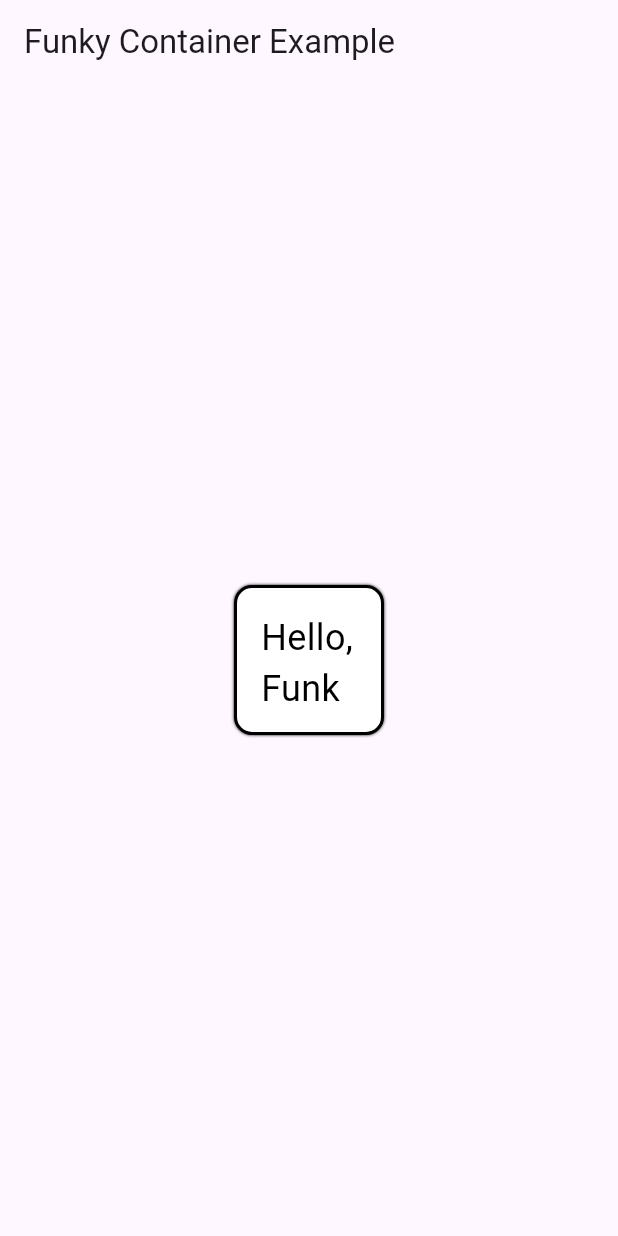
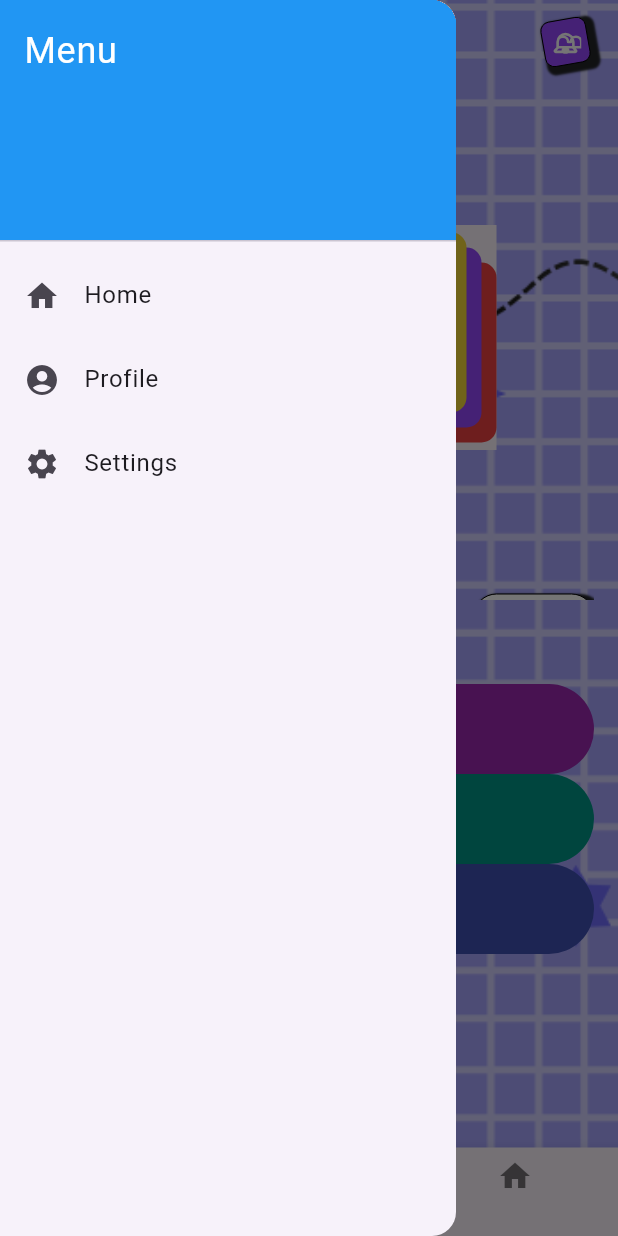
Before and after one commit to GittyHarsha/PianoBuddy, a Flutter app: the screen it shows after launch, with the side drawer open (before the commit the screen has no drawer), on a phone screen of 412 x 824 dp. Run offline on Flutter 3.47's test engine with Material 3 defaults, Android fonts, the phone set to English and light mode, and no system bars; our stand-ins replace flutter_svg; missing offline and left inert: dart:ffi.

Commit message:
add library and screen 1 basic implementation

```diff
--- a/lib/colors/funky_colors.dart
+++ b/lib/colors/funky_colors.dart
@@ -1,10 +1,10 @@
 import 'package:flutter/material.dart';
 
 class FunkyColors {
-  static const Color PRIMARY = Color(0xff3880FF);
-  static const Color SECONDARY = Color(0xffAA66CC);
-  static const Color SUCCESS = Color(0xff10DC60);
-  static const Color INFO = Color(0xff33B5E5);
+  static const Color PRIMARY = Color(0xFF9747FF);
+  static const Color SECONDARY = Color(0xFFF4D738);
+  static const Color SUCCESS = Color(0xFF6FCF97);
+  static const Color INFO = Color(0xFF69D2E7);
   static const Color WARNING = Color(0xffFFBB33);
   static const Color DANGER = Color(0xffF04141);
   static const Color LIGHT = Color(0xffE0E0E0);
--- /dev/null
+++ b/lib/components/funky_button.dart
@@ -0,0 +1,123 @@
+import 'dart:math' as math; // Use math for clarity
+import 'package:flutter/material.dart';
+import 'package:piano_buddy/funky.dart';
+
+class FunkyButton extends StatefulWidget {
+  final double width;
+  final double height;
+  final FunkyButtonShape shape;
+  final FunkyButtonType type;
+  final double outline;
+  final double shadowThickness;
+  final Color shadowColor;
+  final Color backgroundColor;
+  final bool rounded;
+  final double horizontalShadowOffset;
+  final double verticalShadowOffset;
+  final double shadowSpreadRadius;
+  double rotateAngle;
+  final Widget? child;
+  final VoidCallback? onPressed;
+
+  FunkyButton({
+    Key? key,
+    required this.width,
+    required this.height,
+    this.type = FunkyButtonType.solid,
+    this.shape = FunkyButtonShape.pills,
+    this.outline = 2.0,
+    this.shadowThickness = 0.5,
+    this.horizontalShadowOffset = DEFAULT_HORIZONTAL_SHADOW_OFFSET,
+    this.verticalShadowOffset = DEFAULT_VERTICAL_SHADOW_OFFSET,
+    this.shadowColor = FunkyColors.DARK,
+    this.backgroundColor = FunkyColors.WHITE,
+    this.rounded = true,
+    this.shadowSpreadRadius = DEFAULT_SHADOW_SPREAD_RADIUS,
+    this.child,
+    this.onPressed,
+    this.rotateAngle=0.0,
+  }) : super(key: key);
+
+  @override
+  State<FunkyButton> createState() => _FunkyButtonState();
+}
+
+class _FunkyButtonState extends State<FunkyButton> {
+  bool _isPressed = false;
+
+  @override
+  Widget build(BuildContext context) {
+    Color _getBackgroundColor() {
+      switch (widget.type) {
+        case FunkyButtonType.solid:
+          return widget.backgroundColor;
+        case FunkyButtonType.outline:
+        case FunkyButtonType.outline2x:
+        case FunkyButtonType.transparent:
+          return Colors.transparent;
+      }
+    }
+
+    double _getOutlineWidth() {
+      switch (widget.type) {
+        case FunkyButtonType.solid:
+          return 0.0;
+        case FunkyButtonType.outline:
+          return widget.outline;
+        case FunkyButtonType.outline2x:
+          return widget.outline * 2.0; // Double the outline for outline2x
+        case FunkyButtonType.transparent:
+          return 0.0;
+      }
+    }
+
+    BorderRadius _getBorderRadius() {
+      switch (widget.shape) {
+        case FunkyButtonShape.square:
+          return BorderRadius.zero;
+        case FunkyButtonShape.standard: // Assuming standard is rounded corners
+          return BorderRadius.circular(widget.rounded ? 6.0 : 0.0);
+        case FunkyButtonShape.pills: // Assuming pill is a rounded rectangle
+          return BorderRadius.all(Radius.circular(widget.height / 2));
+        default:
+          throw Exception('Invalid FunkyButtonShape: ${widget.shape}');
+      }
+    }
+
+    return GestureDetector(
+      onTapDown: (_) => setState(() => _isPressed = true),
+      onTapUp: (_) => setState(() => _isPressed = false),
+      child: Transform.rotate(
+        angle: widget.rotateAngle * (math.pi / 180.0),
+        child: AnimatedContainer(
+          duration: const Duration(milliseconds: 150),
+          width: widget.width,
+          height: widget.height,
+          decoration: BoxDecoration(
+            color: _getBackgroundColor(),
+            border: Border.all(
+              color: Colors.black,
+              width: _getOutlineWidth(),
+            ),
+            borderRadius: _getBorderRadius(),
+            boxShadow: [
+              BoxShadow(
+                color: widget.shadowColor,
+                blurRadius: widget.shadowThickness,
+                spreadRadius: widget.shadowSpreadRadius,
+                offset: Offset(
+                  _isPressed ? 0.0 : widget.horizontalShadowOffset,
+                  _isPressed ? 0.0 : widget.verticalShadowOffset,
+                ),
+              ),
+            ],
+          ),
+          child: Transform.rotate(
+            angle: -widget.rotateAngle * (math.pi / 180),
+            child: widget.child,
+          ),
+        ),
+      ),
+    );
+  }
+}
--- a/lib/widgets/funky_container.dart
+++ b/lib/components/funky_container.dart
@@ -1,6 +1,6 @@
 import 'dart:ffi';
 import 'dart:math';
-
+import 'package:piano_buddy/funky.dart';
 import 'package:flutter/material.dart';
 
 class FunkyContainer extends StatelessWidget {
@@ -15,7 +15,7 @@ class FunkyContainer extends StatelessWidget {
   final double horizontalShadowOffset;
   final double verticalShadowOffset;
   final double shadowSpreadRadius;
-  double angle = 0;
+  double rotateAngle = 0;
   FunkyContainer({
     Key? key,
     required this.width,
@@ -24,17 +24,17 @@ class FunkyContainer extends StatelessWidget {
     this.shadowThickness = 1,
     this.horizontalShadowOffset = 0.0,
     this.verticalShadowOffset = 0.0,
-    this.shadowColor = Colors.black,
-    this.backgroundColor = Colors.white,
+    this.shadowColor = FunkyColors.DARK,
+    this.backgroundColor = FunkyColors.WHITE,
     this.rounded = false,
-    this.shadowSpreadRadius = 0.0,
-    this.child,
+    this.shadowSpreadRadius = 4.0,
+    this.child, required rotateAngle,
   }) : super(key: key);
 
   @override
   Widget build(BuildContext context) {
     return Transform.rotate(
-      angle: angle,
+      angle: rotateAngle,
       child: Container(
         width: width,
         height: height,
@@ -56,7 +56,7 @@ class FunkyContainer extends StatelessWidget {
           ],
         ),
         child: Transform.rotate(
-          angle: -angle,
+          angle: -rotateAngle,
           child: child,
         ),
       ),
--- /dev/null
+++ b/lib/constants/funky_constants.dart
@@ -0,0 +1,5 @@
+// funky_constants.dart
+
+const double DEFAULT_HORIZONTAL_SHADOW_OFFSET = 3.0;
+const double DEFAULT_VERTICAL_SHADOW_OFFSET = 3.0;
+const double DEFAULT_SHADOW_SPREAD_RADIUS = 3.0;
--- /dev/null
+++ b/lib/funky.dart
@@ -0,0 +1,17 @@
+// lib/funky.dart
+
+export 'colors/funky_colors.dart';
+export 'components/funky_button.dart';
+export 'components/funky_container.dart';
+export 'shape/funky_button_shape.dart';
+export 'shape/funky_icon_button_shape.dart';
+export 'shape/funky_textfield_shape.dart';
+export 'size/funky_size.dart';
+export 'types/funky_animation.dart';
+export 'types/funky_border_type.dart';
+export 'types/funky_button_type.dart';
+export 'types/funky_form_field_type.dart';
+export 'types/funky_progress_type.dart';
+export 'types/funky_typography_type.dart';
+export 'position/funky_position.dart';
+export 'constants/funky_constants.dart';
--- a/lib/main.dart
+++ b/lib/main.dart
@@ -1,37 +1,24 @@
 import 'package:flutter/material.dart';
-import './widgets/funky_container.dart';
+import '../screens/screen1.dart';
 
 void main() {
   runApp(MyApp());
 }
 
 class MyApp extends StatelessWidget {
-  const MyApp({super.key});
+  @override
+  Widget build(BuildContext context) {
+    return const MaterialApp(
+      home: MyHomePage(),
+    );
+  }
+}
+
+class MyHomePage extends StatelessWidget {
+  const MyHomePage({super.key});
 
   @override
   Widget build(BuildContext context) {
-    return MaterialApp(
-      home: Scaffold(
-        appBar: AppBar(
-          title: const Text('Funky Container Example'),
-        ),
-        body: Center(
-          child: FunkyContainer(
-            width: 100,
-            height: 100,
-            rounded: true,
-            child: const Center(
-              child: Text(
-                'Hello, Funky Container!',
-                style: TextStyle(
-                  fontSize: 24,
-                  color: Colors.black,
-                ),
-              ),
-            ),
-          ),
-        ),
-      ),
-    );
+    return Screen1();
   }
 }
--- /dev/null
+++ b/lib/screens/screen1.dart
@@ -0,0 +1,219 @@
+import 'dart:ffi';
+
+import 'package:flutter/material.dart';
+import 'package:flutter_svg/flutter_svg.dart';
+import 'package:piano_buddy/funky.dart';
+import '../widgets/stack.dart';
+
+class Screen1 extends StatelessWidget {
+  @override
+  Widget build(BuildContext context) {
+    return Scaffold(
+      extendBodyBehindAppBar: true,
+      appBar: AppBar(
+        title: RichText(
+          text: const TextSpan(
+            children: [
+              TextSpan(
+                text: 'Piano',
+                style: TextStyle(
+                  fontWeight: FontWeight.bold,
+                  color: Colors.white,
+                  fontSize: 20,
+                ),
+              ),
+              TextSpan(
+                text: 'Buddy',
+                style: TextStyle(
+                  fontWeight: FontWeight.bold,
+                  color: Colors.black,
+                  fontSize: 20,
+                ),
+              ),
+            ],
+          ),
+        ),
+        actions: [
+          Padding(
+            padding: EdgeInsets.only(right: 20.0),
+            child: FunkyButton(
+              backgroundColor: FunkyColors.PRIMARY,
+              shape: FunkyButtonShape.standard,
+              onPressed: () {
+                // Add your action here
+                ScaffoldMessenger.of(context).showSnackBar(
+                  const SnackBar(content: Text('Button pressed!')),
+                );
+              },
+              rotateAngle: -10.0,
+              width: 30,
+              height: 30,
+              child: Transform.scale(
+                scale: 0.7,
+                child: SvgPicture.asset(
+                  'lib/assets/bell_outline.svg',
+                  color: Colors.white,
+                  width: 30,
+                  height: 30,
+                ),
+              ),
+            ),
+          )
+        ],
+        backgroundColor: Colors.transparent,
+        elevation: 0,
+      ),
+      drawer: Drawer(
+        child: ListView(
+          padding: EdgeInsets.zero,
+          children: <Widget>[
+            const DrawerHeader(
+              decoration: BoxDecoration(
+                color: Colors.blue,
+              ),
+              child: Text(
+                'Menu',
+                style: TextStyle(
+                  color: Colors.white,
+                  fontSize: 24,
+                ),
+              ),
+            ),
+            ListTile(
+              leading: Icon(Icons.home),
+              title: Text('Home'),
+              onTap: () {
+                Navigator.pushNamed(context, '/home');
+              },
+            ),
+            ListTile(
+              leading: Icon(Icons.account_circle),
+              title: Text('Profile'),
+              onTap: () {
+                Navigator.pushNamed(context, '/profile');
+              },
+            ),
+            ListTile(
+              leading: Icon(Icons.settings),
+              title: Text('Settings'),
+              onTap: () {
+                Navigator.pushNamed(context, '/settings');
+              },
+            ),
+          ],
+        ),
+      ),
+      body: Container(
+
+        decoration: BoxDecoration(
+          image: DecorationImage(
+            image: AssetImage("lib/assets/background.png"),
+            fit: BoxFit.cover,
+          ),
+        ),
+        padding: EdgeInsets.only(
+          top: 150.0,
+          left: 16.0,
+          right: 16.0,
+          bottom: 16.0,
+        ),
+        child: Column(
+          mainAxisAlignment: MainAxisAlignment.spaceBetween,
+          children: [
+            // Stacked Elements with a fixed height or wrapped in Expanded
+            Container(
+              height: 150,
+              width: 250, // Adjust this height as needed
+
+              child: StackedElements(
+                  horizontalElementSpacing: 10,
+                  verticalElementSpacing: 10,
+                  children: [Text('hello'), Text('world'), Text('3')]),
+            ),
+            // Horizontal List of Options
+            Container(
+              height: 100,
+              padding: EdgeInsets.only(top: 40),
+              child: ListView(
+                children: [
+                  Row(
+                    mainAxisAlignment: MainAxisAlignment.spaceBetween,
+                    children: [
+                      FunkyButton(width: 80, height: 30,
+                      backgroundColor: FunkyColors.PRIMARY,
+                      child: Center(child: Text('option 1'))),
+
+                      FunkyButton(width: 80, height: 30, child: Center(child: Text('option 2'))),
+                      FunkyButton(width: 80, height: 30, child: Center(child: Text('option 3'))),
+                    ],
+                  ),
+                ],
+              ),
+            ),
+            // Vertical List of Widgets
+            Expanded(
+              child: ListView(
+                children: <Widget>[
+                  Container(
+                      height: 60,
+                      decoration: BoxDecoration(
+                      borderRadius: BorderRadius.all(Radius.circular(30)),
+                      color: Colors.purple,
+
+                      ),
+                      child: Center(child: Text('Item 1'))),
+                  Container(
+                      height: 60,
+                      decoration: BoxDecoration(
+                      borderRadius: BorderRadius.all(Radius.circular(30)),
+                      color: Colors.teal,
+
+                      ),
+                      child: Center(child: Text('Item 2'))),
+                  Container(
+                      height: 60,
+                      decoration: BoxDecoration(
+                      borderRadius: BorderRadius.all(Radius.circular(30)),
+                      color: Colors.indigo,
+
+                      ),
+                      child: Center(child: Text('Item 3'))),
+                ],
+              ),
+            ),
+          ],
+        ),
+      ),
+      bottomNavigationBar: BottomNavigationBar(
+        items: const <BottomNavigationBarItem>[
+          BottomNavigationBarItem(
+            icon: Icon(Icons.home),
+            label: '',
+          ),
+          BottomNavigationBarItem(
+            icon: Icon(Icons.home),
+            label: '',
+          ),
+          BottomNavigationBarItem(
+            icon: Icon(Icons.home),
+            label: '',
+          ),
+        ],
+        currentIndex: 0, // Set the current index here
+        onTap: (int index) {
+          switch (index) {
+            case 0:
+              Navigator.pushNamed(context, '/home');
+              break;
+            case 1:
+              Navigator.pushNamed(context, '/business');
+              break;
+            case 2:
+              Navigator.pushNamed(context, '/school');
+              break;
+          }
+        },
+      ),
+    );
+  }
+}
--- /dev/null
+++ b/lib/widgets/stack.dart
@@ -0,0 +1,67 @@
+import 'package:flutter/material.dart';
+import '../colors/funky_colors.dart';
+
+class StackedElements extends StatelessWidget {
+  final List<Widget> children;
+  double elementHeight;
+  double elementWidth;
+  double horizontalElementSpacing;
+  double verticalElementSpacing;
+
+  late final double width;
+  late final double height;
+
+  StackedElements({
+    required this.children,
+    required this.horizontalElementSpacing,
+    required this.verticalElementSpacing,
+    this.elementHeight = 120,
+    this.elementWidth = 250,
+  }) {
+    width = elementWidth + (children.length-1) * horizontalElementSpacing;
+    height = elementHeight + (children.length-1) * verticalElementSpacing;
+  }
+
+  @override
+  Widget build(BuildContext context) {
+    return Scaffold(
+      body: Center(
+        child: Container(
+          width: width,
+          height: height,
+          color: Colors.transparent,
+          child: Stack(
+            clipBehavior: Clip.none,
+            alignment: Alignment.center,
+            children: List.generate(
+              children.length,
+              (index) => Positioned(
+                bottom: verticalElementSpacing * index,
+                right: horizontalElementSpacing * index,
+                child: SizedBox(
+                  width: elementWidth,
+                  height: elementHeight,
+                  child: DecoratedBox(
+                    decoration: BoxDecoration(
+                      color: index < funkyColors.length
+                          ? funkyColors[index]
+                          : funkyColors[index % funkyColors.length],
+                      borderRadius: BorderRadius.circular(10),
+                    ),
+                    child: children[index],
+                  ),
+                ),
+              ),
+            ),
+          ),
+        ),
+      ),
+    );
+  }
+
+  List<Color> funkyColors = [
+    FunkyColors.DANGER,
+    FunkyColors.PRIMARY,
+    FunkyColors.SECONDARY,
+  ];
+}
--- a/pubspec.yaml
+++ b/pubspec.yaml
@@ -14,6 +14,10 @@ dev_dependencies:
   flutter_test:
     sdk: flutter
   flutter_lints: ^3.0.0
+  flutter_svg: ^1.0.0
 
 flutter:
   uses-material-design: true
+  assets:
+    - lib/assets/bell_outline.svg
+    - lib/assets/background.png
```
Also changed, not shown: lib/assets/background.png (added), lib/assets/bell_outline.svg (added), pubspec.lock.
